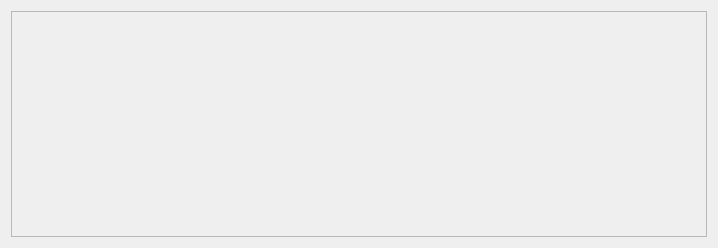
Qt form walkerwindow.ui (mato7d5/QPDFWalker) before a commit.
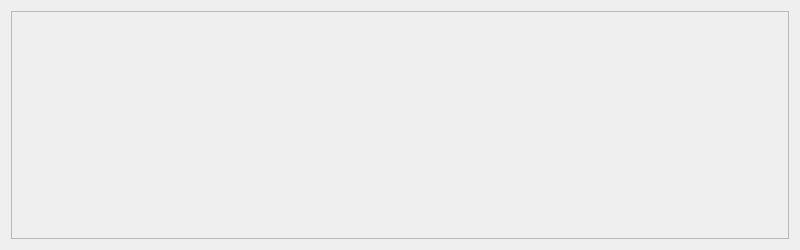
The same form after that commit.

The edit to the form file:
```diff
--- a/walkerwindow.ui
+++ b/walkerwindow.ui
@@ -6,8 +6,8 @@
    <rect>
     <x>0</x>
     <y>0</y>
-    <width>718</width>
-    <height>248</height>
+    <width>800</width>
+    <height>250</height>
    </rect>
   </property>
   <property name="windowTitle">
@@ -30,8 +30,8 @@
        <rect>
         <x>0</x>
         <y>0</y>
-        <width>698</width>
-        <height>228</height>
+        <width>780</width>
+        <height>230</height>
        </rect>
       </property>
      </widget>
```
